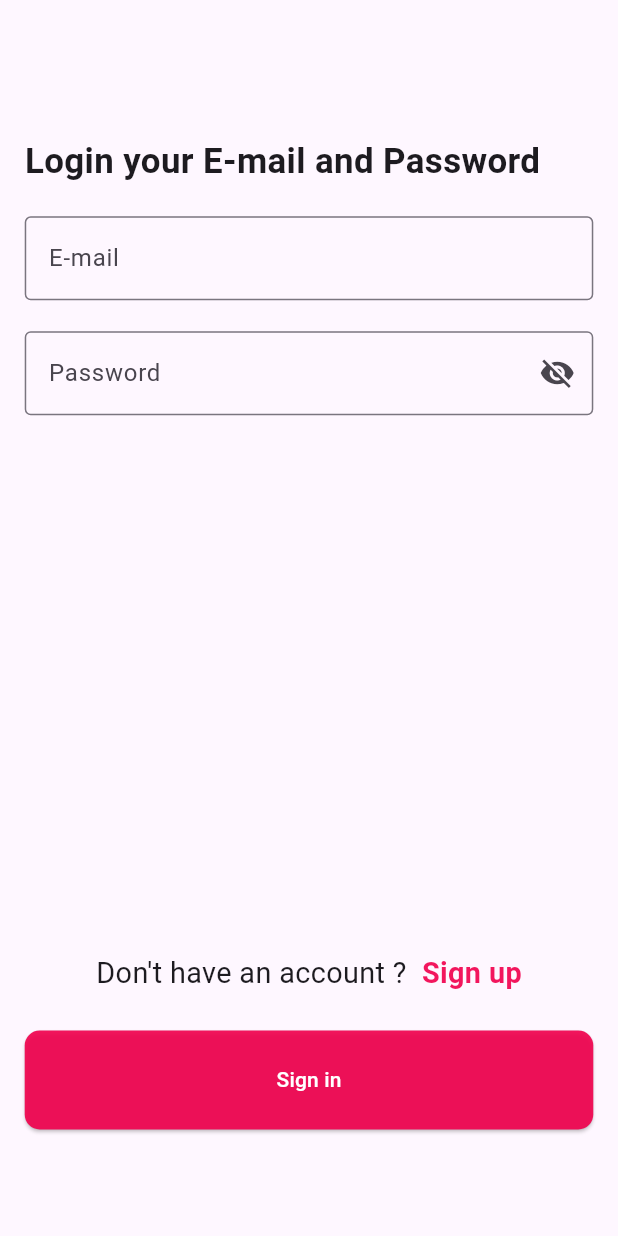
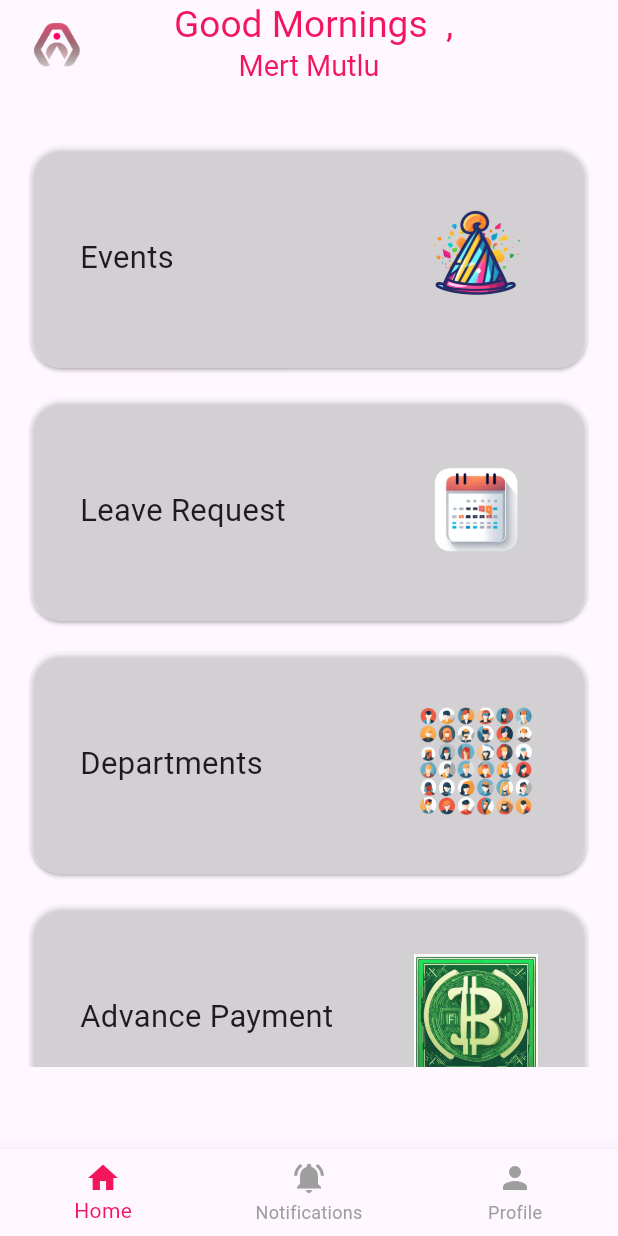
Before and after one commit to mertmutlu16/hr_app, a Flutter app: the screen it shows after launch, after a tap on "Sign in", on a phone screen of 412 x 824 dp. Run offline on Flutter 3.47's test engine with Material 2 defaults, Android fonts, the phone set to English and light mode, and no system bars; our stand-ins replace flutter_holo_date_picker, flutter_spinkit, get, get_it, intl_phone_field, sizer.

Commit message:
main screen added

```diff
--- a/lib/login_screen/view/widgets/login_button.dart
+++ b/lib/login_screen/view/widgets/login_button.dart
@@ -14,11 +14,11 @@ class _LoginButtonState extends State<LoginButton> {
   @override
   Widget build(BuildContext context) {
     return Padding(
-      padding:  EdgeInsets.only(top : 43.5.h),
+      padding: EdgeInsets.only(top: 43.5.h),
       child: Column(
         children: [
           Padding(
-            padding:  EdgeInsets.only(bottom : 3.h),
+            padding: EdgeInsets.only(bottom: 3.h),
             child: Row(
               mainAxisAlignment: MainAxisAlignment.center,
               children: [
@@ -27,25 +27,27 @@ class _LoginButtonState extends State<LoginButton> {
                   style: TextStyle(fontSize: 14.sp),
                 ),
                 GestureDetector(
-                  onTap: (){
+                  onTap: () {
                     Get.toNamed(AppRoutes.SIGNUP_SCREEN_PATH);
                   },
                   child: Text(
                     " Sign up",
                     style: TextStyle(
-                      fontSize: 14.sp,
-                      fontWeight: FontWeight.bold,
-                      color: const Color.fromARGB(1000, 241, 0, 77)
-                    ),
+                        fontSize: 14.sp,
+                        fontWeight: FontWeight.bold,
+                        color: const Color.fromARGB(1000, 241, 0, 77)),
                   ),
                 ),
               ],
             ),
           ),
           Padding(
-            padding: EdgeInsets.only( bottom: 3.h),
+            padding: EdgeInsets.only(bottom: 3.h),
             child: ElevatedButton(
-                onPressed: () {},
+                onPressed: () {
+                  Get.offNamedUntil(
+                      AppRoutes.MAIN_SCREEN_PATH, (route) => false);
+                },
                 style: ElevatedButton.styleFrom(
                     minimumSize: Size(double.infinity, 8.h),
                     backgroundColor: const Color.fromARGB(1000, 241, 0, 77),
--- /dev/null
+++ b/lib/main_screen/view/main_screen_view.dart
@@ -0,0 +1,121 @@
+import 'package:flutter/material.dart';
+import 'package:get/get.dart';
+import 'package:hr_app/main_screen/view/widgets/main_menu.dart';
+import 'package:hr_app/utils/routes/app_routes.dart';
+import 'package:sizer/sizer.dart';
+
+class MainScreenView extends StatefulWidget {
+  const MainScreenView({super.key});
+
+  @override
+  State<MainScreenView> createState() => _MainScreenViewState();
+}
+
+class _MainScreenViewState extends State<MainScreenView> {
+
+  int _selectedBottomNaviIndex =0;
+ void _onItemTapped(int index) {
+    setState(() {
+      _selectedBottomNaviIndex = index;
+
+      switch (_selectedBottomNaviIndex) {
+        case 0:
+          Get.toNamed(AppRoutes.MAIN_SCREEN_PATH);
+
+          break;
+        default:
+      }
+
+
+    });
+  }
+
+  @override
+  Widget build(BuildContext context) {
+    return Scaffold(
+      appBar: buildAppBar(),
+      body: buildBody(),
+      bottomNavigationBar: buildBottomNavigatonBar(),
+    );
+  }
+
+  AppBar buildAppBar() {
+    String greeting = getGreeting();
+    return AppBar(
+      leading: Padding(
+        padding:  EdgeInsets.only(left:2.5.h),
+        child: Image.asset("images/app_logo.png"),
+      ),
+      title: Column(
+        mainAxisAlignment: MainAxisAlignment.center,
+        children: [
+          Text(
+            " $greeting ,",
+            style: TextStyle(
+                fontSize: 18.sp, color: const Color.fromARGB(1000, 241, 0, 77)),
+          ),
+          Text(
+            " Mert Mutlu ",
+            style: TextStyle(
+                fontSize: 14.sp, color: const Color.fromARGB(1000, 241, 0, 77)),
+          ),
+        ],
+      ),
+      centerTitle: true,
+
+    );
+  }
+
+  String getGreeting() {
+    DateTime now = DateTime.now();
+    int hour = now.hour;
+    if (hour >= 6 && hour < 12) {
+      return 'Good Mornings ';
+    } else if (hour >= 12 && hour < 18) {
+      return 'Good Days';
+    } else {
+      return 'Good Evenings';
+    }
+  }
+
+  Widget buildBody() {
+    return SingleChildScrollView(
+      child: Padding(
+        padding: EdgeInsets.all(2.h),
+        child:  const Column(
+          children: [
+             MainMenu(),
+          ],
+        ),
+      ),
+    );
+  }
+
+
+Widget buildBottomNavigatonBar() {
+    return BottomNavigationBar(
+      items: const <BottomNavigationBarItem>[
+        BottomNavigationBarItem(
+          icon: Icon(Icons.home),
+          label: 'Home',
+        ),
+        BottomNavigationBarItem(
+          icon: Icon(Icons.notifications_active),
+          label: 'Notifications',
+        ),
+        BottomNavigationBarItem(
+          icon: Icon(Icons.person),
+          label: 'Profile',
+        ),
+      ],
+      currentIndex: _selectedBottomNaviIndex,
+      selectedItemColor: const Color.fromARGB(1000, 241, 0, 77),
+      unselectedItemColor: Colors.grey,
+      showUnselectedLabels: true,
+      onTap: _onItemTapped,
+    );
+  }
+
+
+
+}
--- /dev/null
+++ b/lib/main_screen/view/widgets/main_menu.dart
@@ -0,0 +1,142 @@
+import 'package:flutter/material.dart';
+import 'package:sizer/sizer.dart';
+
+class MainMenu extends StatefulWidget {
+  const MainMenu({super.key});
+
+  @override
+  State<MainMenu> createState() => _MainMenuState();
+}
+
+class _MainMenuState extends State<MainMenu> {
+  @override
+  Widget build(BuildContext context) {
+    return Column(
+      children: [
+        SizedBox(
+          height: 2.5.h,
+        ),
+        //Api ile buraya günün motivasyon sözünü ekle
+        SizedBox(
+          height: 75.h,
+          child: ListView(
+            physics: const AlwaysScrollableScrollPhysics(),
+            shrinkWrap: true,
+            children: [
+              Padding(
+                padding: EdgeInsets.only(bottom: 1.5.h),
+                child: Card(
+                    color: Colors.white38,
+                    shape: RoundedRectangleBorder(
+                        borderRadius: BorderRadius.circular(20)),
+                    child: Padding(
+                      padding: EdgeInsets.all(4.h),
+                      child: Row(
+                        mainAxisAlignment: MainAxisAlignment.spaceBetween,
+                        children: [
+                          Text(
+                            "Events",
+                            style: TextStyle(fontSize: 15.sp),
+                          ),
+                          SizedBox(
+                              height: 10.h,
+                              child: Image.asset(
+                                  "images/events_logo-removebg.png")),
+                        ],
+                      ),
+                    )),
+              ),
+              Padding(
+                padding: EdgeInsets.only(bottom: 1.5.h),
+                child: Card(
+                    color: Colors.white38,
+                    shape: RoundedRectangleBorder(
+                        borderRadius: BorderRadius.circular(20)),
+                    child: Padding(
+                      padding: EdgeInsets.all(4.h),
+                      child: Row(
+                        mainAxisAlignment: MainAxisAlignment.spaceBetween,
+                        children: [
+                          Text(
+                            "Leave Request",
+                            style: TextStyle(fontSize: 15.sp),
+                          ),
+                          SizedBox(
+                              height: 10.h,
+                              child: Image.asset(
+                                  "images/leave_req_logo-removebg.png")),
+                        ],
+                      ),
+                    )),
+              ),
+              Padding(
+                padding: EdgeInsets.only(bottom: 1.5.h),
+                child: Card(
+                    color: Colors.white38,
+                    shape: RoundedRectangleBorder(
+                        borderRadius: BorderRadius.circular(20)),
+                    child: Padding(
+                      padding: EdgeInsets.all(4.h),
+                      child: Row(
+                        mainAxisAlignment: MainAxisAlignment.spaceBetween,
+                        children: [
+                          Text(
+                            "Departments",
+                            style: TextStyle(fontSize: 15.sp),
+                          ),
+                          SizedBox(
+                              height: 10.h,
+                              child: Image.asset(
+                                  "images/departments_logo-removebg.png")),
+                        ],
+                      ),
+                    )),
+              ),
+              Padding(
+                padding: EdgeInsets.only(bottom: 1.5.h),
+                child: Card(
+                    color: Colors.white38,
+                    shape: RoundedRectangleBorder(
+                        borderRadius: BorderRadius.circular(20)),
+                    child: Padding(
+                      padding: EdgeInsets.all(4.h),
+                      child: Row(
+                        mainAxisAlignment: MainAxisAlignment.spaceBetween,
+                        children: [
+                          Text(
+                            "Advance Payment",
+                            style: TextStyle(fontSize: 15.sp),
+                          ),
+                          SizedBox(
+                              height: 10.h,
+                              child: Image.asset(
+                                  "images/advance_payment_logo.png")),
+                        ],
+                      ),
+                    )),
+              ),
+              Padding(
+                padding: EdgeInsets.only(bottom: 1.5.h),
+                child: Card(
+                    color: Colors.white38,
+                    shape: RoundedRectangleBorder(
+                        borderRadius: BorderRadius.circular(20)),
+                    child: Padding(
+                      padding: EdgeInsets.all(5.h),
+                      child: Row(
+                        children: [
+                          Text(
+                            "Payroll Check",
+                            style: TextStyle(fontSize: 15.sp),
+                          ),
+                        ],
+                      ),
+                    )),
+              ),
+            ],
+          ),
+        ),
+      ],
+    );
+  }
+}
--- a/lib/signup_screen/view/widgets/signup_button.dart
+++ b/lib/signup_screen/view/widgets/signup_button.dart
@@ -14,7 +14,7 @@ class _SignupButtonState extends State<SignupButton> {
   @override
   Widget build(BuildContext context) {
    return Padding(
-      padding:  EdgeInsets.only(top : 10.h),
+      padding:  EdgeInsets.only(top : 7.h),
       child: Column(
         children: [
           Padding(
--- a/lib/utils/routes/app_routes.dart
+++ b/lib/utils/routes/app_routes.dart
@@ -5,7 +5,8 @@ import 'package:flutter/material.dart';
 import 'package:get/get.dart';
 import 'package:hr_app/atomic_widgets/error_screen/error_screen.dart';
 import 'package:hr_app/login_screen/view/login_screen_view.dart';
-import 'package:hr_app/signup_screen/view/signup_screen.dart';
+import 'package:hr_app/main_screen/view/main_screen_view.dart';
+import 'package:hr_app/signup_screen/view/signup_screen_view.dart';
 import 'package:hr_app/splash_screen/view/splash_screen_view.dart';
 
 class AppRoutes {
@@ -15,6 +16,7 @@ class AppRoutes {
   static const INIT_PATH = "/splashScreenPath";
   static const LOGIN_SCREEN_PATH = "/loginScreenPath";
   static const SIGNUP_SCREEN_PATH = "/signupScreenPath";
+  static const MAIN_SCREEN_PATH = "/mainScreenPath";
   static const ERROR_SCREEN_PATH = "/errorScreenPath";
 
 
@@ -36,6 +38,8 @@ class AppRoutes {
     getPage(() => const SplashScreenView(), INIT_PATH),
     getPage(() => const LoginScreenView(), LOGIN_SCREEN_PATH),
     getPage(() => const SignUpScreenView(), SIGNUP_SCREEN_PATH),
+    getPage(() => const MainScreenView(), MAIN_SCREEN_PATH),
+
 
 
 
--- a/pubspec.yaml
+++ b/pubspec.yaml
@@ -73,6 +73,10 @@ flutter:
     - images/app_logo_new.png
     - images/logo_mor.png
     - images/golgeli.png
+    - images/events_logo-removebg.png
+    - images/leave_req_logo-removebg.png
+    - images/departments_logo-removebg.png
+    - images/advance_payment_logo.png
   #   - images/a_dot_ham.jpeg
 
   # An image asset can refer to one or more resolution-specific "variants", see
```
Also changed, not shown: images/advance_payment_logo.png (added), images/departments_logo-removebg.png (added), images/events_logo-removebg.png (added), images/leave_req_logo-removebg.png (added), lib/signup_screen/view/signup_screen_view.dart (renamed from lib/signup_screen/view/signup_screen.dart).
